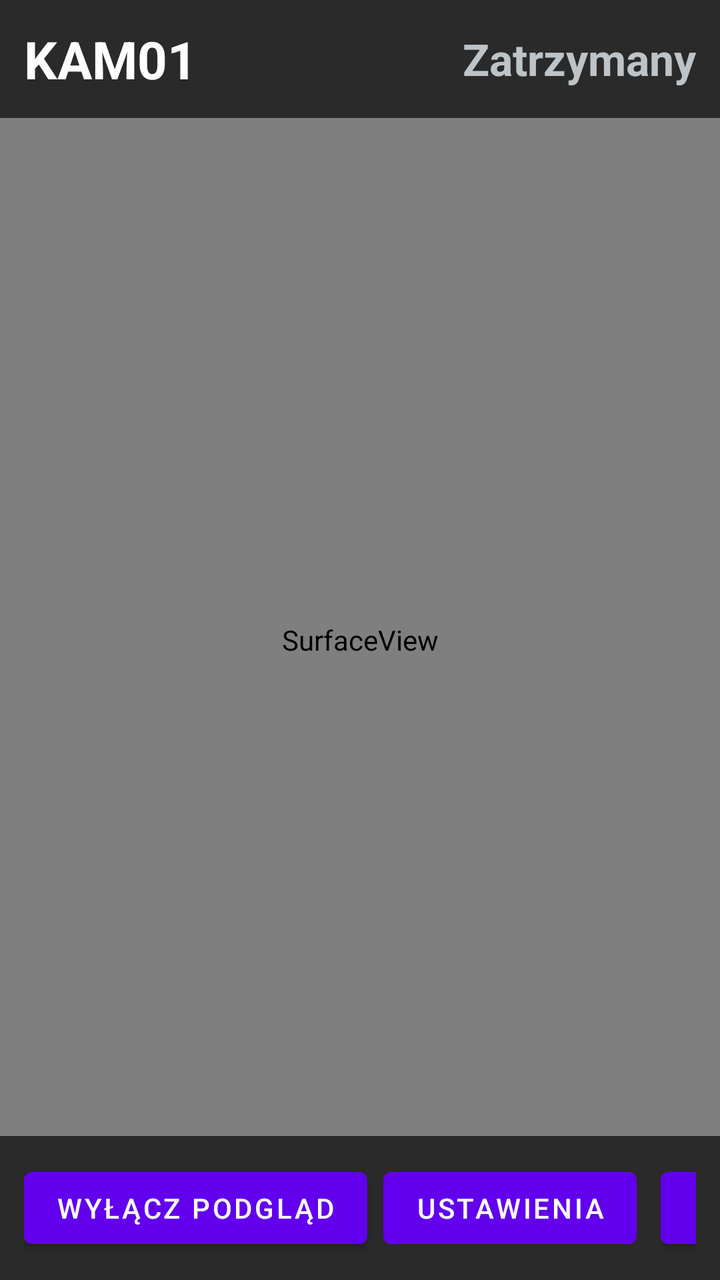
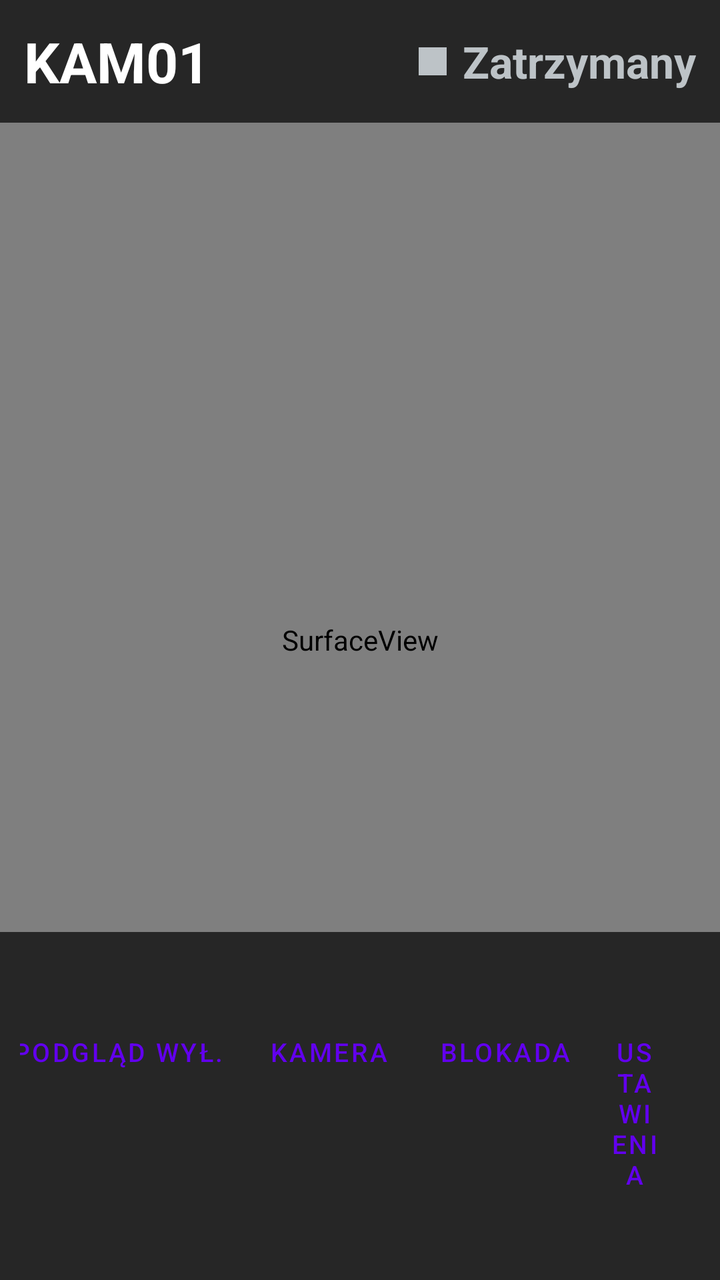

The first picture is an Android layout as it rendered before a commit; the second is the same layout after the commit. The layout source and the unified diff follow.
<!-- AndroidManifest.xml: application theme Theme.SrtKamera -->
<!-- res/layout/activity_main.xml -->
<?xml version="1.0" encoding="utf-8"?>
<RelativeLayout xmlns:android="http://schemas.android.com/apk/res/android"
    android:layout_width="match_parent"
    android:layout_height="match_parent"
    android:background="#000000">

    <SurfaceView
        android:id="@+id/surfaceView"
        android:layout_width="match_parent"
        android:layout_height="match_parent" />

    <TextView
        android:id="@+id/txtPreviewOff"
        android:layout_width="wrap_content"
        android:layout_height="wrap_content"
        android:layout_centerInParent="true"
        android:text="@string/preview_off_info"
        android:textSize="18sp"
        android:textColor="#7F8C8D"
        android:gravity="center"
        android:visibility="gone" />

    
    <LinearLayout
        android:layout_width="match_parent"
        android:layout_height="wrap_content"
        android:orientation="horizontal"
        android:background="#AA000000"
        android:padding="12dp"
        android:gravity="center_vertical">

        <TextView
            android:id="@+id/txtName"
            android:layout_width="0dp"
            android:layout_weight="1"
            android:layout_height="wrap_content"
            android:text="KAM01"
            android:textSize="26sp"
            android:textStyle="bold"
            android:textColor="#FFFFFF" />

        <TextView
            android:id="@+id/txtStatus"
            android:layout_width="wrap_content"
            android:layout_height="wrap_content"
            android:text="Zatrzymany"
            android:textSize="22sp"
            android:textStyle="bold"
            android:textColor="#BDC3C7" />
    </LinearLayout>

    
    <LinearLayout
        android:layout_width="match_parent"
        android:layout_height="wrap_content"
        android:layout_alignParentBottom="true"
        android:orientation="horizontal"
        android:background="#AA000000"
        android:padding="12dp"
        android:gravity="center_vertical">

        <TextView
            android:id="@+id/txtStats"
            android:layout_width="0dp"
            android:layout_weight="1"
            android:layout_height="wrap_content"
            android:text=""
            android:textSize="14sp"
            android:textColor="#ECF0F1" />

        <Button
            android:id="@+id/btnPreview"
            android:layout_width="wrap_content"
            android:layout_height="wrap_content"
            android:layout_marginEnd="8dp"
            android:text="@string/preview_off" />

        <Button
            android:id="@+id/btnSettings"
            android:layout_width="wrap_content"
            android:layout_height="wrap_content"
            android:text="@string/settings" />

        <Button
            android:id="@+id/btnStream"
            android:layout_width="wrap_content"
            android:layout_height="wrap_content"
            android:layout_marginStart="12dp"
            android:minWidth="140dp"
            android:textSize="18sp"
            android:textStyle="bold"
            android:text="@string/start" />
    </LinearLayout>
</RelativeLayout>
<!-- resources referenced by this layout -->
<resources>
  <string name="preview_off">Wyłącz podgląd</string>
  <string name="preview_off_info">Podgląd wyłączony\nEkran można zgasić — nadawanie trwa</string>
  <string name="settings">Ustawienia</string>
  <string name="start">START</string>
  <style name="Theme.SrtKamera" parent="Theme.MaterialComponents.DayNight.NoActionBar" />
</resources>

<!-- the commit's change to res/layout/activity_main.xml (unified diff, before → after) -->
@@ -22,22 +22,39 @@
 
     
     <LinearLayout
+        android:id="@+id/topBar"
         android:layout_width="match_parent"
         android:layout_height="wrap_content"
         android:orientation="horizontal"
-        android:background="#AA000000"
+        android:background="#B3000000"
         android:padding="12dp"
         android:gravity="center_vertical">
 
         <TextView
             android:id="@+id/txtName"
+            android:layout_width="wrap_content"
+            android:layout_height="wrap_content"
+            android:text="KAM01"
+            android:textSize="28sp"
+            android:textStyle="bold"
+            android:textColor="#FFFFFF" />
+
+        <TextView
+            android:id="@+id/txtUptime"
             android:layout_width="0dp"
             android:layout_weight="1"
             android:layout_height="wrap_content"
-            android:text="KAM01"
-            android:textSize="26sp"
-            android:textStyle="bold"
-            android:textColor="#FFFFFF" />
+            android:layout_marginStart="16dp"
+            android:text=""
+            android:textSize="16sp"
+            android:textColor="#95A5A6" />
+
+        <View
+            android:id="@+id/dot"
+            android:layout_width="14dp"
+            android:layout_height="14dp"
+            android:layout_marginEnd="8dp"
+            android:background="#BDC3C7" />
 
         <TextView
             android:id="@+id/txtStatus"
@@ -51,44 +68,102 @@
 
     
     <LinearLayout
+        android:id="@+id/cameraPanel"
+        android:layout_width="match_parent"
+        android:layout_height="wrap_content"
+        android:layout_above="@+id/bottomBar"
+        android:orientation="vertical"
+        android:visibility="gone" />
+
+    
+    <LinearLayout
+        android:id="@+id/bottomBar"
         android:layout_width="match_parent"
         android:layout_height="wrap_content"
         android:layout_alignParentBottom="true"
-        android:orientation="horizontal"
-        android:background="#AA000000"
-        android:padding="12dp"
-        android:gravity="center_vertical">
+        android:orientation="vertical"
+        android:background="#B3000000"
+        android:padding="10dp">
 
         <TextView
             android:id="@+id/txtStats"
-            android:layout_width="0dp"
-            android:layout_weight="1"
+            android:layout_width="match_parent"
             android:layout_height="wrap_content"
             android:text=""
-            android:textSize="14sp"
-            android:textColor="#ECF0F1" />
+            android:textSize="13sp"
+            android:textColor="#ECF0F1"
+            android:paddingBottom="8dp" />
 
-        <Button
-            android:id="@+id/btnPreview"
+        <LinearLayout
+            android:layout_width="match_parent"
+            android:layout_height="wrap_content"
+            android:orientation="horizontal"
+            android:gravity="end">
+
+            <Button
+                android:id="@+id/btnPreview"
+                style="?android:attr/buttonBarButtonStyle"
+                android:layout_width="wrap_content"
+                android:layout_height="wrap_content"
+                android:textSize="13sp"
+                android:text="@string/preview_off" />
+
+            <Button
+                android:id="@+id/btnCamera"
+                style="?android:attr/buttonBarButtonStyle"
+                android:layout_width="wrap_content"
+                android:layout_height="wrap_content"
+                android:textSize="13sp"
+                android:text="@string/camera" />
+
+            <Button
+                android:id="@+id/btnLock"
+                style="?android:attr/buttonBarButtonStyle"
+                android:layout_width="wrap_content"
+                android:layout_height="wrap_content"
+                android:textSize="13sp"
+                android:text="@string/lock" />
+
+            <Button
+                android:id="@+id/btnSettings"
+                style="?android:attr/buttonBarButtonStyle"
+                android:layout_width="wrap_content"
+                android:layout_height="wrap_content"
+                android:textSize="13sp"
+                android:text="@string/settings" />
+
+            <Button
+                android:id="@+id/btnStream"
+                android:layout_width="wrap_content"
+                android:layout_height="wrap_content"
+                android:layout_marginStart="12dp"
+                android:minWidth="150dp"
+                android:textSize="18sp"
+                android:textStyle="bold"
+                android:text="@string/start" />
+        </LinearLayout>
+    </LinearLayout>
+
+    
+    <LinearLayout
+        android:id="@+id/lockOverlay"
+        android:layout_width="match_parent"
+        android:layout_height="match_parent"
+        android:orientation="vertical"
+        android:gravity="center"
+        android:clickable="true"
+        android:focusable="true"
+        android:background="#40000000"
+        android:visibility="gone">
+
+        <TextView
             android:layout_width="wrap_content"
             android:layout_height="wrap_content"
-            android:layout_marginEnd="8dp"
-            android:text="@string/preview_off" />
-
-        <Button
-            android:id="@+id/btnSettings"
-            android:layout_width="wrap_content"
-            android:layout_height="wrap_content"
-            android:text="@string/settings" />
-
-        <Button
-            android:id="@+id/btnStream"
-            android:layout_width="wrap_content"
-            android:layout_height="wrap_content"
-            android:layout_marginStart="12dp"
-            android:minWidth="140dp"
-            android:textSize="18sp"
-            android:textStyle="bold"
-            android:text="@string/start" />
+            android:text="@string/locked_info"
+            android:textSize="16sp"
+            android:textColor="#FFFFFF"
+            android:gravity="center"
+            android:background="#B3000000"
+            android:padding="16dp" />
     </LinearLayout>
 </RelativeLayout>
<!-- resource entries referenced after the edit -->
@@ -1,6 +1,9 @@
 <!-- resources referenced by this layout -->
 <resources>
-  <string name="preview_off">Wyłącz podgląd</string>
+  <string name="camera">Kamera</string>
+  <string name="lock">Blokada</string>
+  <string name="locked_info">Ekran zablokowany\nPrzytrzymaj palec, aby odblokować</string>
+  <string name="preview_off">Podgląd wył.</string>
   <string name="preview_off_info">Podgląd wyłączony\nEkran można zgasić — nadawanie trwa</string>
   <string name="settings">Ustawienia</string>
   <string name="start">START</string>
